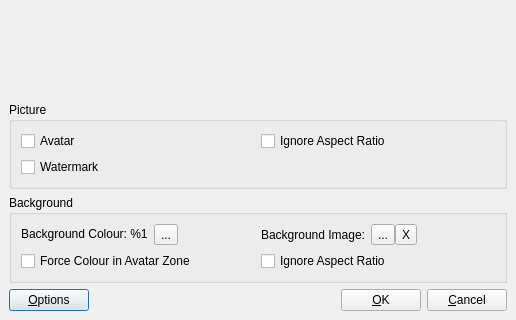
Qt form ImportDialog.ui (SyDevTeam/gta5view) before a commit; both pictures show x 0 to 516 and y 192 to 512 of the 516 by 512 pixel window.
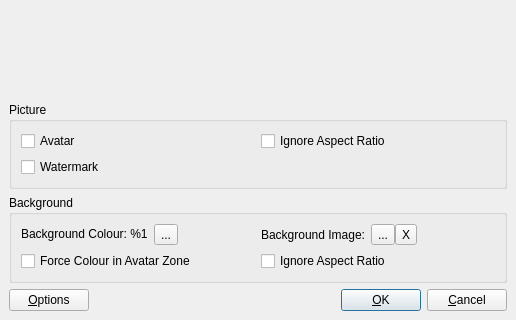
The same form after that commit. Custom widgets are drawn as their Qt base class.

The edit to the form file:
```diff
--- a/ImportDialog.ui
+++ b/ImportDialog.ui
@@ -307,6 +307,9 @@
           <property name="text">
            <string>&amp;Options</string>
           </property>
+          <property name="autoDefault">
+           <bool>false</bool>
+          </property>
          </widget>
         </item>
         <item>
```
